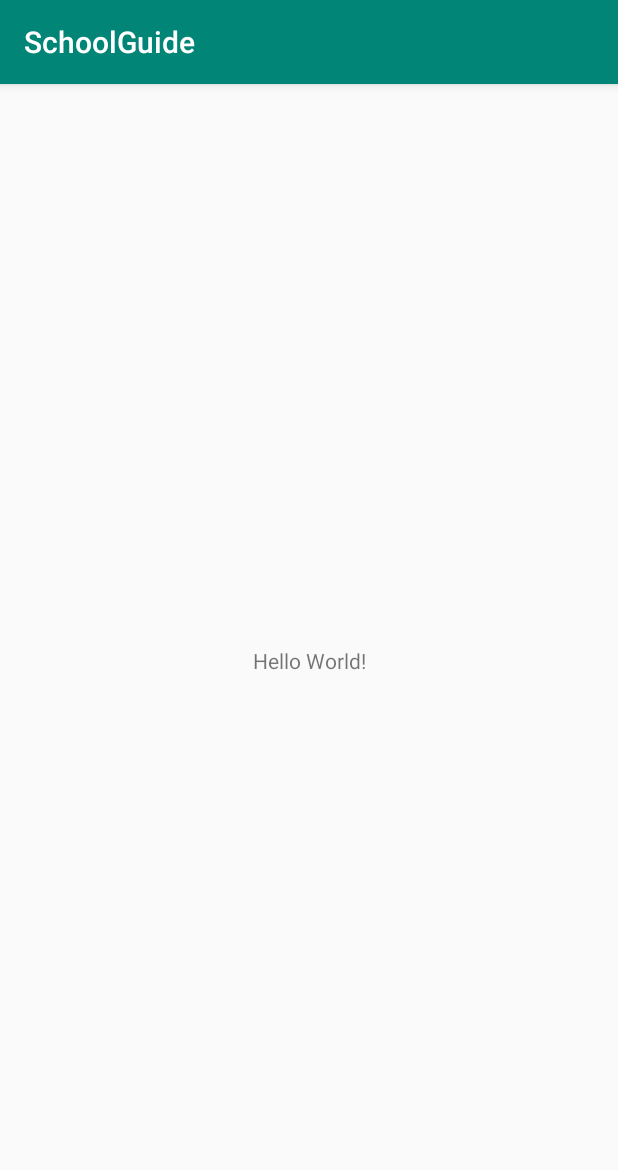
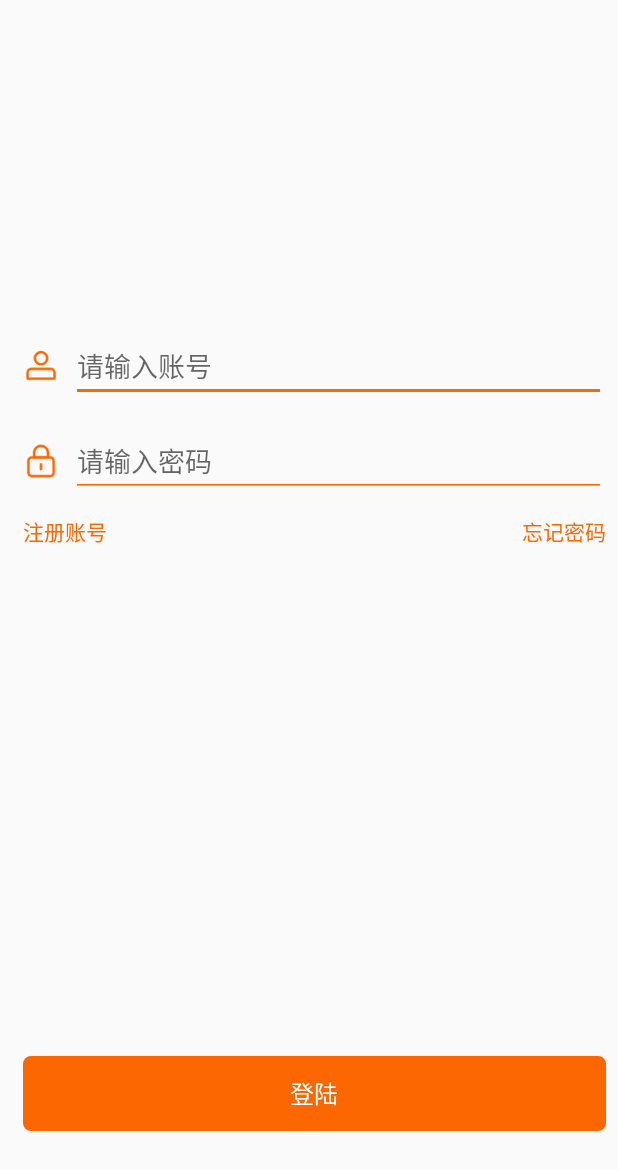
Before and after one commit to ZuiRenA/SchoolGuide, an Android app: the screen it shows after launch (MainActivity before the commit, LoginActivity after it), on a phone screen of 412 x 824 dp. Shown: the top 1170 px of the screen. Run offline under Robolectric (Android 15) with nearby library versions, the phone set to English and light mode, and no system bars.

Commit message:
feat
loginlayout finish

```diff
--- a/app/build.gradle
+++ b/app/build.gradle
@@ -29,7 +29,7 @@ android {
 
 dependencies {
     implementation fileTree(dir: 'libs', include: ['*.jar'])
-    implementation"org.jetbrains.kotlin:kotlin-stdlib-jdk7:$kotlin_version"
+    implementation "org.jetbrains.kotlin:kotlin-stdlib-jdk7:$kotlin_version"
     implementation 'com.android.support:appcompat-v7:28.0.0'
     implementation 'com.android.support.constraint:constraint-layout:1.1.3'
     testImplementation 'junit:junit:4.12'
@@ -42,4 +42,6 @@ dependencies {
     implementation 'com.github.bumptech.glide:glide:4.8.0'
     annotationProcessor 'com.github.bumptech.glide:compiler:4.8.0'
     implementation 'com.google.code.gson:gson:2.8.5'
+
+    implementation 'com.ashokvarma.android:bottom-navigation-bar:2.1.0'
 }
--- a/app/src/main/AndroidManifest.xml
+++ b/app/src/main/AndroidManifest.xml
@@ -9,13 +9,14 @@
             android:roundIcon="@mipmap/ic_launcher_round"
             android:supportsRtl="true"
             android:theme="@style/AppTheme">
-        <activity android:name=".MainActivity">
+        <activity android:name=".login.LoginActivity">
             <intent-filter>
-                <action android:name="android.intent.action.MAIN" />
+                <action android:name="android.intent.action.MAIN"/>
 
-                <category android:name="android.intent.category.LAUNCHER" />
+                <category android:name="android.intent.category.LAUNCHER"/>
             </intent-filter>
         </activity>
+        <activity android:name=".MainActivity"/>
     </application>
 
 </manifest>
--- /dev/null
+++ b/app/src/main/java/com/example/schoolguide/BaseActivity.kt
@@ -0,0 +1,13 @@
+package com.example.schoolguide
+
+import android.os.Bundle
+import android.support.v7.app.AppCompatActivity
+import android.view.Window
+
+open class BaseActivity: AppCompatActivity() {
+
+    override fun onCreate(savedInstanceState: Bundle?) {
+        supportRequestWindowFeature(Window.FEATURE_NO_TITLE)
+        super.onCreate(savedInstanceState)
+    }
+}
--- /dev/null
+++ b/app/src/main/java/com/example/schoolguide/BaseFragment.kt
@@ -0,0 +1,7 @@
+package com.example.schoolguide
+
+import android.support.v4.app.Fragment
+
+open class BaseFragment: Fragment () {
+
+}
--- a/app/src/main/java/com/example/schoolguide/MainActivity.kt
+++ b/app/src/main/java/com/example/schoolguide/MainActivity.kt
@@ -3,7 +3,7 @@ package com.example.schoolguide
 import android.support.v7.app.AppCompatActivity
 import android.os.Bundle
 
-class MainActivity : AppCompatActivity() {
+class MainActivity : BaseActivity(){
 
     override fun onCreate(savedInstanceState: Bundle?) {
         super.onCreate(savedInstanceState)
--- /dev/null
+++ b/app/src/main/java/com/example/schoolguide/login/LoginActivity.kt
@@ -0,0 +1,33 @@
+package com.example.schoolguide.login
+
+import android.support.v7.app.AppCompatActivity
+import android.os.Bundle
+import android.view.View
+import com.example.schoolguide.BaseActivity
+import com.example.schoolguide.MainActivity
+import com.example.schoolguide.R
+import com.example.schoolguide.extUtil.intent
+import kotlinx.android.synthetic.main.activity_login.*
+
+class LoginActivity : BaseActivity(), View.OnClickListener {
+    override fun onClick(view: View?) {
+        when(view?.id) {
+            R.id.loginRegister ->{  }
+            R.id.loginForgetPassword -> {   }
+            R.id.loginBtn -> { this.intent(MainActivity::class.java) }
+        }
+    }
+
+    override fun onCreate(savedInstanceState: Bundle?) {
+        super.onCreate(savedInstanceState)
+        setContentView(R.layout.activity_login)
+
+        initClick()
+    }
+
+    private fun initClick() {
+        loginRegister.setOnClickListener(this)
+        loginForgetPassword.setOnClickListener(this)
+        loginBtn.setOnClickListener(this)
+    }
+}
--- /dev/null
+++ b/app/src/main/res/drawable/login_button.xml
@@ -0,0 +1,24 @@
+<?xml version="1.0" encoding="utf-8"?>
+<selector xmlns:android="http://schemas.android.com/apk/res/android">
+    <item android:state_enabled="true" android:state_pressed="false">
+        <shape android:shape="rectangle" >
+            <corners android:radius="5dp"/>
+            <solid android:color="@color/loginMain"/>
+        </shape>
+    </item>
+
+    <item android:state_enabled="false">
+        <shape android:shape="rectangle">
+            <corners android:radius="5dp"/>
+            <solid android:color="#C9C4C4"/>
+        </shape>
+    </item>
+
+    <item android:state_enabled="true" android:state_pressed="true">
+        <shape android:shape="rectangle" >
+            <corners android:radius="5dp"/>
+            <solid android:color="@color/loginDark"/>
+        </shape>
+    </item>
+
+</selector>
--- /dev/null
+++ b/app/src/main/res/layout/activity_login.xml
@@ -0,0 +1,102 @@
+<?xml version="1.0" encoding="utf-8"?>
+<android.support.constraint.ConstraintLayout
+        xmlns:android="http://schemas.android.com/apk/res/android"
+        xmlns:tools="http://schemas.android.com/tools"
+        xmlns:app="http://schemas.android.com/apk/res-auto"
+        android:layout_width="match_parent"
+        android:layout_height="match_parent"
+        tools:context=".login.LoginActivity">
+
+    <ImageView
+            android:layout_width="0dp"
+            android:layout_height="150dp"
+            app:layout_constraintEnd_toEndOf="parent"
+            android:layout_marginEnd="8dp"
+            app:layout_constraintStart_toStartOf="parent"
+            android:layout_marginStart="8dp"
+            android:layout_marginTop="50dp"
+            app:layout_constraintTop_toTopOf="parent"
+            android:id="@+id/imageView2"/>
+
+    <ImageView
+            android:src="@drawable/account_icon"
+            android:layout_width="wrap_content"
+            android:layout_height="wrap_content"
+            android:id="@+id/imageView"
+            app:layout_constraintTop_toTopOf="@+id/loginAccount"
+            app:layout_constraintBottom_toBottomOf="@+id/loginAccount"
+            app:layout_constraintStart_toStartOf="parent"
+            android:layout_marginStart="15dp"/>
+
+    <ImageView
+            android:src="@drawable/password_icon"
+            android:layout_width="wrap_content"
+            android:layout_height="wrap_content"
+            app:layout_constraintStart_toStartOf="@+id/imageView"
+            app:layout_constraintEnd_toEndOf="@+id/imageView"
+            android:id="@+id/imageView3"
+            app:layout_constraintTop_toTopOf="@+id/loginPassword"
+            app:layout_constraintBottom_toBottomOf="@+id/loginPassword"/>
+    <EditText
+            android:hint="@string/login_account_notice"
+            android:theme="@style/LoginEditText"
+            android:layout_width="0dp"
+            android:layout_height="wrap_content"
+            app:layout_constraintEnd_toEndOf="parent"
+            android:layout_marginEnd="8dp"
+            android:layout_marginTop="20dp"
+            app:layout_constraintTop_toBottomOf="@+id/imageView2"
+            app:layout_constraintStart_toEndOf="@+id/imageView"
+            android:id="@+id/loginAccount"
+            android:layout_marginStart="8dp"/>
+
+    <EditText
+            android:hint="@string/login_password_notice"
+            android:theme="@style/LoginEditText"
+            android:layout_width="0dp"
+            android:layout_height="wrap_content"
+            android:id="@+id/loginPassword"
+            android:inputType="textPassword"
+            android:layout_marginTop="15dp"
+            app:layout_constraintTop_toBottomOf="@+id/loginAccount"
+            app:layout_constraintStart_toEndOf="@+id/imageView3"
+            android:layout_marginStart="8dp"
+            app:layout_constraintEnd_toEndOf="parent"
+            android:layout_marginEnd="8dp"/>
+
+    <TextView
+            android:id="@+id/loginRegister"
+            android:textSize="14sp"
+            android:textColor="@color/loginMain"
+            android:text="@string/login_register"
+            android:layout_width="wrap_content"
+            android:layout_height="wrap_content"
+            app:layout_constraintStart_toStartOf="@+id/imageView3" android:layout_marginTop="12dp"
+            app:layout_constraintTop_toBottomOf="@+id/loginPassword"/>
+
+    <TextView
+            android:id="@+id/loginForgetPassword"
+            android:textSize="14sp"
+            android:textColor="@color/loginMain"
+            android:text="@string/login_forget_password"
+            android:layout_width="wrap_content"
+            android:layout_height="wrap_content"
+            app:layout_constraintTop_toTopOf="@+id/loginRegister"
+            app:layout_constraintBottom_toBottomOf="@+id/loginRegister"
+            app:layout_constraintEnd_toEndOf="@+id/loginPassword"/>
+
+
+    <TextView
+            android:id="@+id/loginBtn"
+            android:text="@string/login"
+            android:textColor="@color/white"
+            android:textSize="16sp"
+            android:background="@drawable/login_button"
+            android:gravity="center"
+            android:layout_width="0dp"
+            android:layout_height="50dp"
+            app:layout_constraintStart_toStartOf="@+id/loginRegister"
+            app:layout_constraintEnd_toEndOf="@+id/loginForgetPassword"
+            android:layout_marginBottom="70dp"
+            app:layout_constraintBottom_toBottomOf="parent"/>
+</android.support.constraint.ConstraintLayout>
--- a/app/src/main/res/values/colors.xml
+++ b/app/src/main/res/values/colors.xml
@@ -3,4 +3,9 @@
     <color name="colorPrimary">#008577</color>
     <color name="colorPrimaryDark">#00574B</color>
     <color name="colorAccent">#D81B60</color>
+    <color name="loginBackgroundBlue">#00BFFF</color>
+    <color name="white">#FFFFFF</color>
+    <color name="black">#000000</color>
+    <color name="loginMain">#fd6702</color>
+    <color name="loginDark">#CC4B00</color>
 </resources>
--- a/app/src/main/res/values/strings.xml
+++ b/app/src/main/res/values/strings.xml
@@ -1,3 +1,12 @@
 <resources>
     <string name="app_name">SchoolGuide</string>
+
+    <!--login part-->
+    <string name="login_account">账号：</string>
+    <string name="login_password">密码：</string>
+    <string name="login_account_notice">请输入账号</string>
+    <string name="login_password_notice">请输入密码</string>
+    <string name="login_register">注册账号</string>
+    <string name="login_forget_password">忘记密码</string>
+    <string name="login">登陆</string>
 </resources>
--- a/app/src/main/res/values/styles.xml
+++ b/app/src/main/res/values/styles.xml
@@ -8,4 +8,9 @@
         <item name="colorAccent">@color/colorAccent</item>
     </style>
 
+    <style name="LoginEditText" parent="Theme.AppCompat.Light">
+        <item name="colorControlNormal">@color/loginMain</item>
+        <item name="colorControlActivated">@color/loginMain</item>
+    </style>
+
 </resources>
--- /dev/null
+++ b/app/src/main/res/xml/network_security_config.xml
@@ -0,0 +1,4 @@
+<?xml version="1.0" encoding="utf-8"?>
+<network-security-config xmlns:android="http://schemas.android.com/apk/res/android">
+    <base-config cleartextTrafficPermitted="true" />
+</network-security-config>
```
Also changed, not shown: app/src/main/res/drawable-xhdpi/account_icon.png (added), app/src/main/res/drawable-xhdpi/password_icon.png (added). Lines whose indentation alone changed are shown as unchanged.
